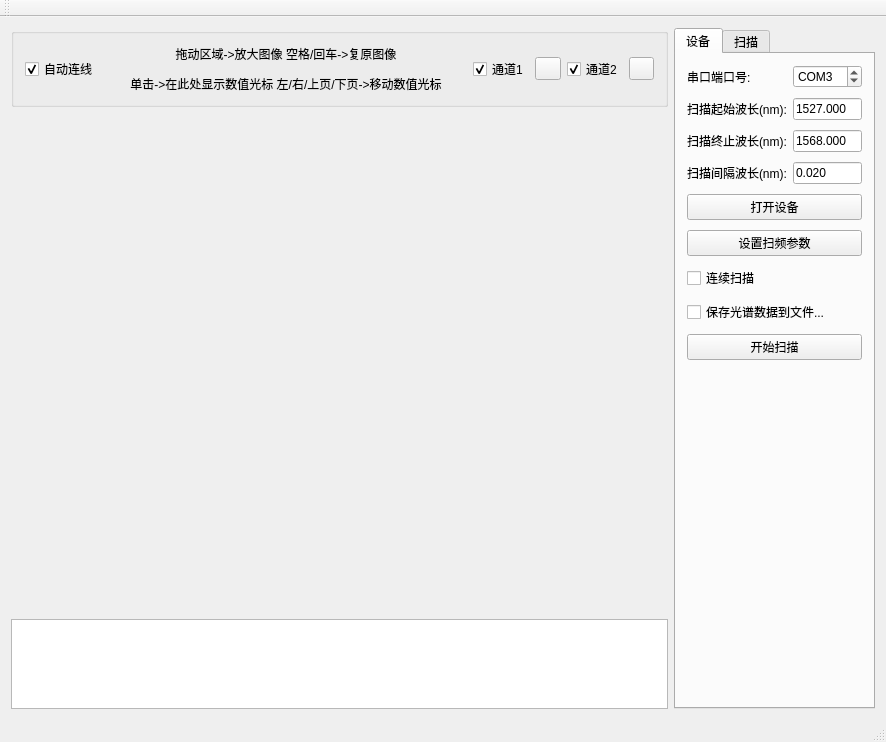
Qt form FBGsensor/fbgsensor.ui (gao5254/FBGsensor) before a commit.
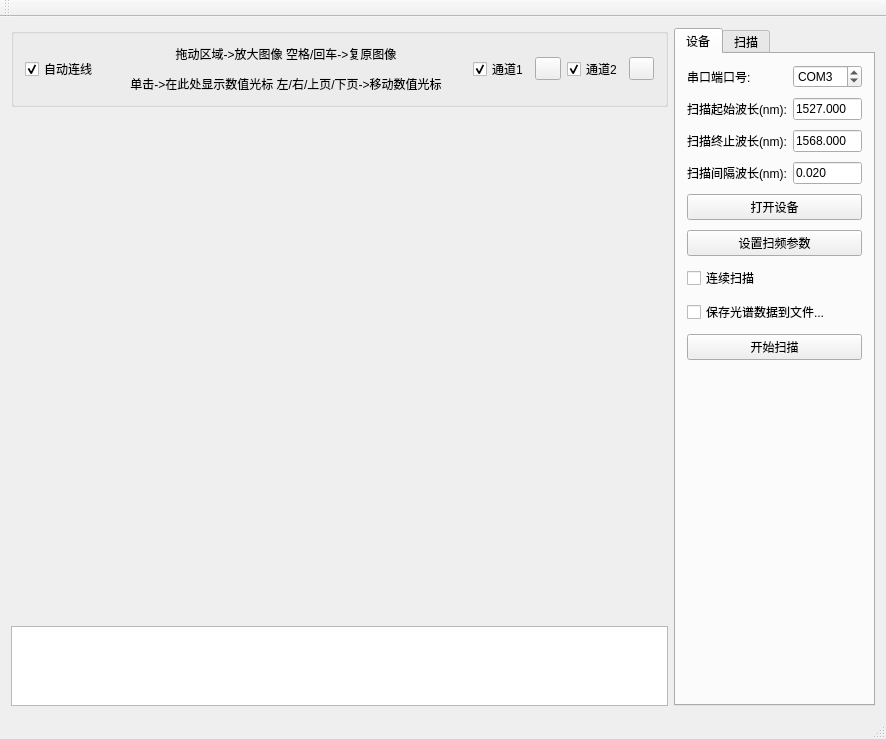
The same form after that commit. Custom widgets are drawn as their Qt base class.

What changed in the file:
```diff
--- a/FBGsensor/fbgsensor.ui
+++ b/FBGsensor/fbgsensor.ui
@@ -163,9 +163,15 @@
         <property name="minimumSize">
          <size>
           <width>0</width>
-          <height>90</height>
+          <height>80</height>
          </size>
         </property>
+        <attribute name="verticalHeaderDefaultSectionSize">
+         <number>25</number>
+        </attribute>
+        <attribute name="verticalHeaderMinimumSectionSize">
+         <number>20</number>
+        </attribute>
        </widget>
       </item>
      </layout>
```
